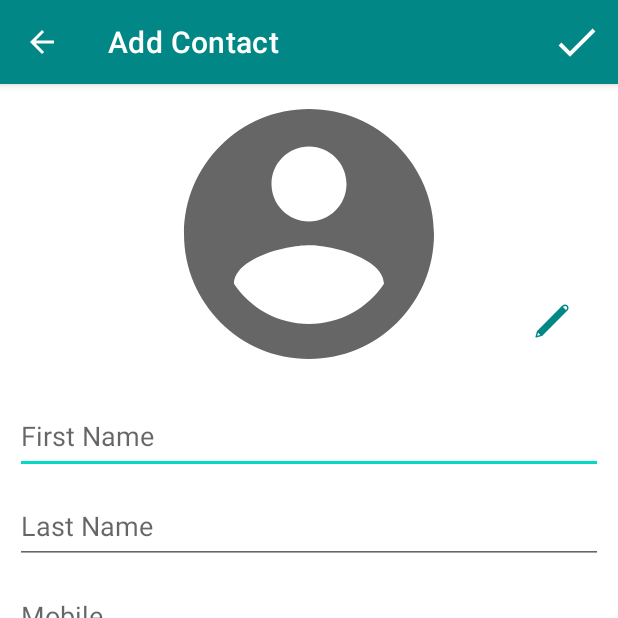
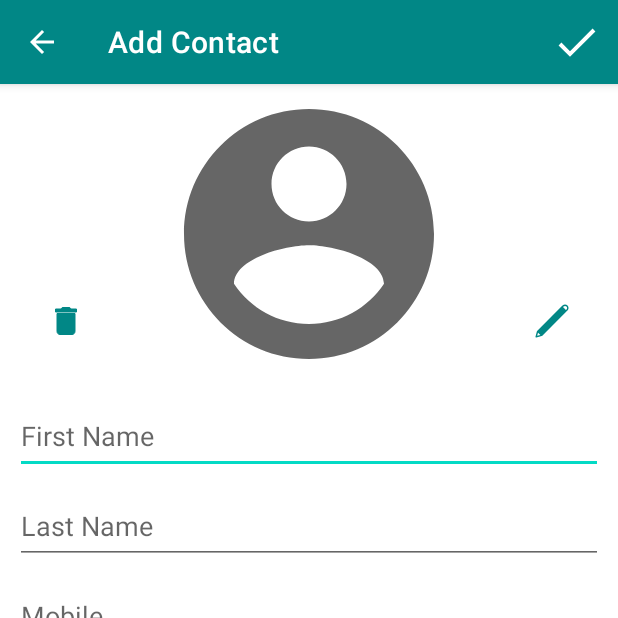
Before and after one commit to ryuzaki02/JAV1001-FinalProject, an Android app: the CreateNewContactActivity screen opened directly, with no data from a screen before it, on a phone screen of 412 x 824 dp, the top half of it. Run offline under Robolectric (Android 15) with nearby library versions, the phone set to English and light mode, and no system bars.

Commit message:
- Added xml comments - Added delete button to remove current image selection

```diff
--- a/app/src/main/java/com/cambrian/jav1001_finalproject/CreateNewContactActivity.java
+++ b/app/src/main/java/com/cambrian/jav1001_finalproject/CreateNewContactActivity.java
@@ -26,7 +26,7 @@ import java.io.InputStream;
 public class CreateNewContactActivity extends AppCompatActivity {
 
     private EditText firstNameEditText, lastNameEditText, phoneEditText, emailEditText;
-    private ImageButton imageButton;
+    private ImageButton imageButton, deleteImageButton;
     private ImageView contactImageView;
     private Button addContactButton;
     private ContactModel contactModel;
@@ -50,9 +50,11 @@ public class CreateNewContactActivity extends AppCompatActivity {
         emailEditText = findViewById(R.id.idEnterEmailEditText);
         imageButton = findViewById(R.id.idEditImageButton);
         contactImageView = findViewById(R.id.idContactImageView);
+        deleteImageButton = findViewById(R.id.idDeleteImageButton);
 
         // Add listeners to views
         addImageButtonListener();
+        deleteImageButtonListener();
         setupActivityLauncher();
 
         setupView();
@@ -71,6 +73,23 @@ public class CreateNewContactActivity extends AppCompatActivity {
                 Intent intent = new Intent(Intent.ACTION_PICK);
                 intent.setType("image/*");
                 photoPickerActivityLauncher.launch(intent);
+            }
+        });
+    }
+
+    /**
+     * Setup on click listener to delete image
+     * @param: nothing
+     * @return: nothing
+     */
+    private void deleteImageButtonListener() {
+        deleteImageButton.setOnClickListener(new View.OnClickListener() {
+            @Override
+            public void onClick(View view) {
+                if (contactModel != null) {
+                    contactModel.setContactImage(null);
+                }
+                contactImageView.setImageResource(R.drawable.ic_account);
             }
         });
     }
--- a/app/src/main/res/layout/activity_create_new_contact.xml
+++ b/app/src/main/res/layout/activity_create_new_contact.xml
@@ -6,17 +6,20 @@
     android:layout_height="match_parent"
     tools:context=".CreateNewContactActivity">
 
+    <!--View to change theme color for image background-->
     <View
         android:layout_width="match_parent"
         android:layout_height="@dimen/PlaceholderImageHeight"
         app:layout_constraintTop_toTopOf="parent" />
 
+    <!--Image button to show profile picture and apply styling-->
     <ImageButton
         android:id="@+id/idContactImageView"
         android:layout_width="match_parent"
         style="@style/PlaceholderImageViewStyle"
         app:layout_constraintTop_toTopOf="parent"/>
 
+    <!--Image button to change profile picture-->
     <ImageButton
         android:id="@+id/idEditImageButton"
         android:layout_width="wrap_content"
@@ -27,6 +30,18 @@
         app:layout_constraintBottom_toBottomOf="@id/idContactImageView"
         app:layout_constraintRight_toRightOf="@id/idContactImageView"/>
 
+    <!--Image button to delete profile picture-->
+    <ImageButton
+        android:id="@+id/idDeleteImageButton"
+        android:layout_width="wrap_content"
+        android:layout_height="wrap_content"
+        android:layout_margin="20dp"
+        android:src="@drawable/ic_delete"
+        style="@style/ContactActionImageButton"
+        app:layout_constraintBottom_toBottomOf="@id/idContactImageView"
+        app:layout_constraintLeft_toLeftOf="@id/idContactImageView"/>
+
+    <!--Edit text to add first name information-->
     <EditText
         android:id="@+id/idEnterFirstNameEditText"
         android:layout_width="match_parent"
@@ -35,6 +50,7 @@
         style="@style/ContactInputEditTextStyle"
         app:layout_constraintTop_toBottomOf="@id/idContactImageView"/>
 
+    <!--Edit text to add last name information-->
     <EditText
         android:id="@+id/idEnterLastNameEditText"
         android:layout_width="match_parent"
@@ -43,6 +59,7 @@
         style="@style/ContactInputEditTextStyle"
         app:layout_constraintTop_toBottomOf="@+id/idEnterFirstNameEditText"/>
 
+    <!--Edit text to add mobile information-->
     <EditText
         android:id="@+id/idEnterPhoneEditText"
         android:layout_width="match_parent"
@@ -51,6 +68,7 @@
         style="@style/ContactInputEditTextStyle"
         app:layout_constraintTop_toBottomOf="@id/idEnterLastNameEditText"/>
 
+    <!--Edit text to add email information-->
     <EditText
         android:id="@+id/idEnterEmailEditText"
         android:layout_width="match_parent"
--- a/app/src/main/res/layout/activity_main.xml
+++ b/app/src/main/res/layout/activity_main.xml
@@ -7,11 +7,13 @@
     android:orientation="vertical"
     tools:context=".MainActivity">
 
+    <!--Recycler view to show contact list-->
     <androidx.recyclerview.widget.RecyclerView
         android:id="@+id/idContactsRecyclerView"
         android:layout_width="match_parent"
         android:layout_height="match_parent"/>
 
+    <!--Floating button to add new contact-->
     <com.google.android.material.floatingactionbutton.FloatingActionButton
         android:id="@+id/idAddContactButton"
         android:layout_width="wrap_content"
--- a/app/src/main/res/layout/contact_recycler_view_item.xml
+++ b/app/src/main/res/layout/contact_recycler_view_item.xml
@@ -4,6 +4,7 @@
     android:layout_height="wrap_content"
     xmlns:app="http://schemas.android.com/apk/res-auto">
 
+    <!--Linear layout to add contact image and contact name informations-->
     <LinearLayout
         android:id="@+id/idContactItemLinearLayout"
         android:layout_width="match_parent"
@@ -13,11 +14,13 @@
         app:layout_constraintLeft_toLeftOf="parent"
         app:layout_constraintRight_toRightOf="parent">
 
+        <!--Card view as parent to provide corner radius-->
         <androidx.cardview.widget.CardView
             android:layout_width="50dp"
             android:layout_height="50dp"
             android:layout_marginLeft="16dp"
             app:cardCornerRadius="25dp">
+            <!--Image view to show contact profile picture-->
             <ImageView
                 android:id="@+id/idContactItemImageView"
                 android:layout_width="match_parent"
@@ -27,6 +30,7 @@
                 android:src="@mipmap/ic_launcher"/>
         </androidx.cardview.widget.CardView>
 
+        <!--Text view to show name details of contact-->
         <TextView
             android:id="@+id/idContactItemTextView"
             android:layout_width="wrap_content"
--- a/app/src/main/res/values-night/themes.xml
+++ b/app/src/main/res/values-night/themes.xml
@@ -14,6 +14,7 @@
         <!-- Customize your theme here. -->
         <item name="android:imageButtonStyle">@style/ContactActionImageButton</item>
     </style>
+    <!--Style to change color of Contact action buttons-->
     <style name="ContactActionImageButton" parent="Widget.AppCompat.ImageButton">
         <item name="android:tint">@color/teal_200</item>
         <item name="android:backgroundTint">@android:color/transparent</item>
--- a/app/src/main/res/values/styles.xml
+++ b/app/src/main/res/values/styles.xml
@@ -1,14 +1,17 @@
 <?xml version="1.0" encoding="utf-8"?>
 <resources>
+    <!--Style to generalise layout height of contact items text view-->
     <style name="ContactInfoText" parent="Widget.AppCompat.TextView">
         <item name="android:layout_height">@dimen/ContactInfoTextViewHeight</item>
     </style>
+    <!--Style to generalise Image Button attributes for contact profile picture-->
     <style name="PlaceholderImageViewStyle" parent="android:Widget.ImageButton">
         <item name="android:layout_height">@dimen/PlaceholderImageHeight</item>
         <item name="android:scaleType">fitCenter</item>
         <item name="android:src">@drawable/ic_account</item>
         <item name="android:background">@android:color/transparent</item>
     </style>
+    <!--Style to generalise attributes of Edit text for contact input information-->
     <style name="ContactInputEditTextStyle" parent="Widget.AppCompat.EditText">
         <item name="android:layout_height">@dimen/ContactInputEditTextHeight</item>
         <item name="android:layout_margin">@dimen/ContactInputEditTextLayoutMargin</item>
--- a/app/src/main/res/values/themes.xml
+++ b/app/src/main/res/values/themes.xml
@@ -14,6 +14,7 @@
         <!-- Customize your theme here. -->
         <item name="android:imageButtonStyle">@style/ContactActionImageButton</item>
     </style>
+    <!--Style to change color of Contact action buttons-->
     <style name="ContactActionImageButton" parent="Widget.AppCompat.ImageButton">
         <item name="android:tint">@color/teal_700</item>
         <item name="android:backgroundTint">@android:color/transparent</item>
```
Also changed, not shown: app/src/main/res/layout/activity_view_contact.xml (+9 -0 lines).
